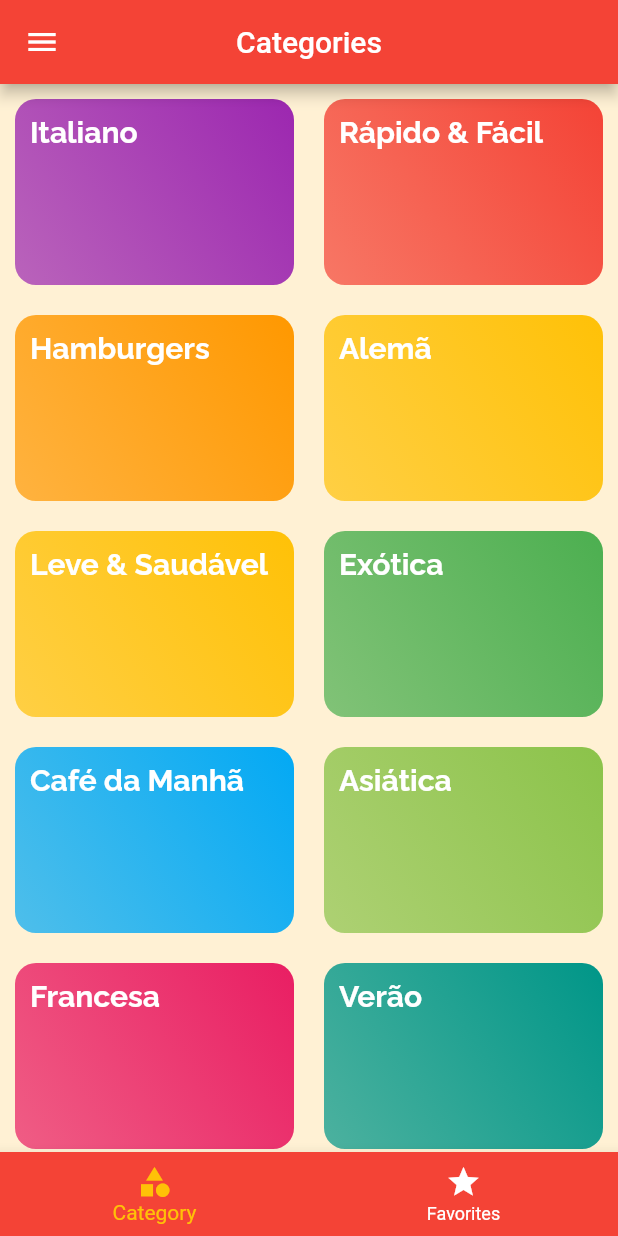
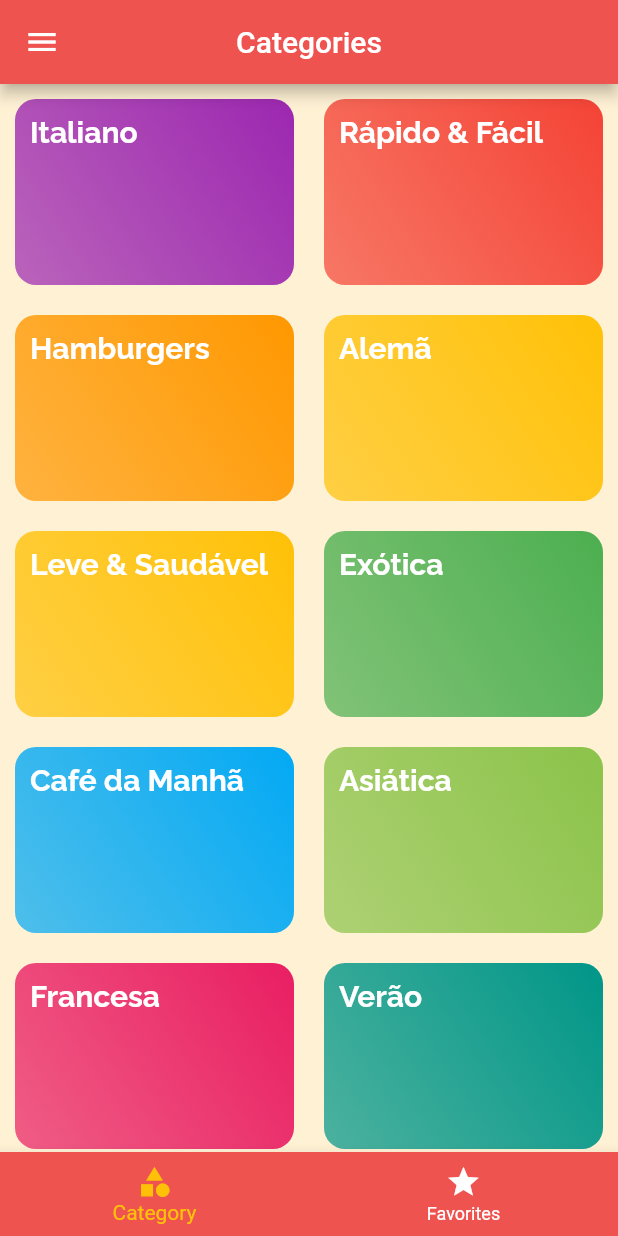
Before and after one commit to lnxdxtf/mealAppFlutter, a Flutter app: the screen it shows after launch, on a phone screen of 412 x 824 dp. Run offline on Flutter 3.47's test engine with Material 2 defaults, Android fonts, the phone set to English and light mode, and no system bars; our stand-ins replace google_fonts.

Commit message:
teste webhook

```diff
--- a/lib/app.dart
+++ b/lib/app.dart
@@ -58,7 +58,7 @@ class _MealAppState extends State<MealApp> {
       theme: thm1.copyWith(
         canvasColor: const Color.fromRGBO(255, 241, 212, 1),
         colorScheme: thm1.colorScheme.copyWith(
-            primary: Colors.red.shade500,
+            primary: Colors.red.shade400,
             secondary: Colors.teal.shade300,
             tertiary: Colors.amber),
         textTheme: thm1.textTheme.copyWith(
```
